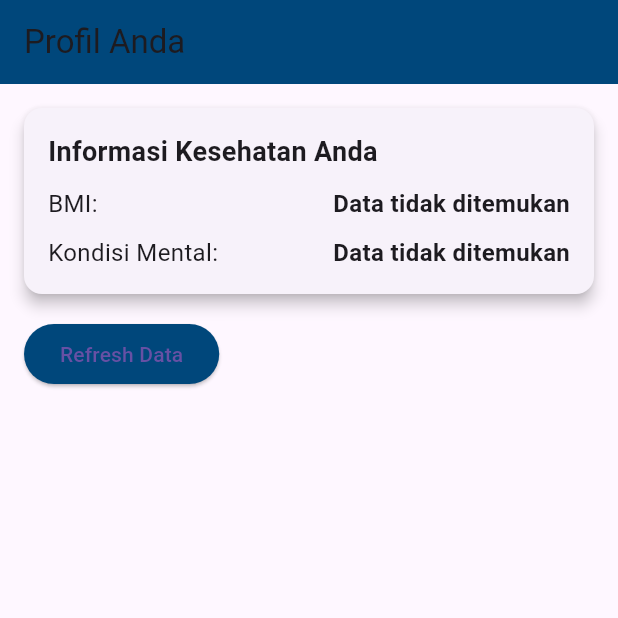
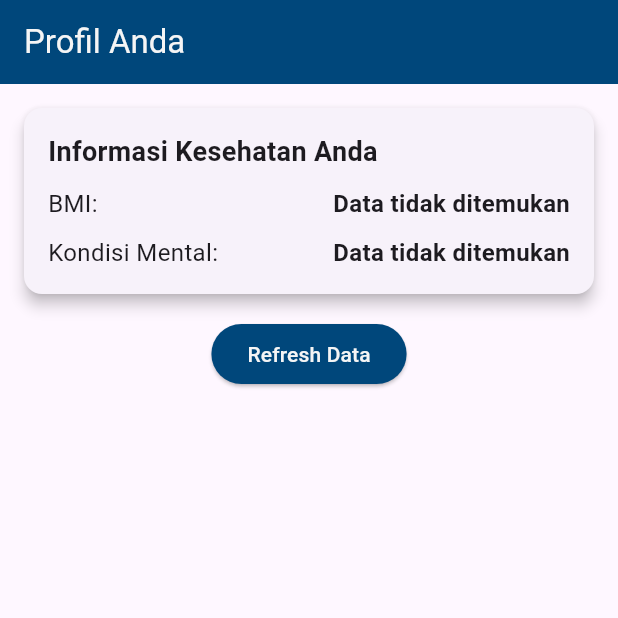
Before and after one commit to ipoelamri/AIHEALTH_FULLSTACK, a Flutter app: the ProfilePage screen opened by its route, on a phone screen of 412 x 824 dp, the top half of it. Run offline on Flutter 3.47's test engine with Material 3 defaults, Android fonts, the phone set to English and light mode, and no system bars; our stand-ins replace flutter_dotenv, get, go_router, shared_preferences; accounts and stored records are empty; network calls fail.

Commit message:
'add fitur check profil database, finishing design, fix bug load data user'

```diff
--- a/frontend/ai_health/lib/drawer/profile.dart
+++ b/frontend/ai_health/lib/drawer/profile.dart
@@ -1,3 +1,4 @@
+import 'package:ai_health/commons/constant.dart';
 import 'package:flutter/material.dart';
 import 'package:ai_health/services/ProfileService.dart';
 import 'package:shared_preferences/shared_preferences.dart';
@@ -64,20 +65,26 @@
   Widget build(BuildContext context) {
     return Scaffold(
       appBar: AppBar(
-        title: Text('Profil Anda'),
+        title: Text(
+          'Profil Anda',
+          style: TextStyle(color: AppColors.WhiteLogo),
+        ),
         backgroundColor: Color(0xFF00477b),
+        iconTheme: IconThemeData(color: AppColors.WhiteLogo),
       ),
       body: Padding(
         padding: const EdgeInsets.all(16.0),
         child: Column(
           crossAxisAlignment: CrossAxisAlignment.start,
           children: [
-            Card(
+            Center(
+              child: Card(
                 elevation: 4,
                 margin: EdgeInsets.only(bottom: 16),
                 child: Padding(
                   padding: const EdgeInsets.all(16.0),
                   child: Column(
+                    mainAxisSize: MainAxisSize.min,
                     crossAxisAlignment: CrossAxisAlignment.start,
                     children: [
                       Text(
@@ -105,7 +112,10 @@
                       Row(
                         mainAxisAlignment: MainAxisAlignment.spaceBetween,
                         children: [
-                        Text('Kondisi Mental:', style: TextStyle(fontSize: 16)),
+                          Text(
+                            'Kondisi Mental:',
+                            style: TextStyle(fontSize: 16),
+                          ),
                           Text(
                             _mentalHealth,
                             style: TextStyle(
@@ -119,12 +129,18 @@
                   ),
                 ),
               ),
-            ElevatedButton(
+            ),
+            Center(
+              child: ElevatedButton(
                 style: ElevatedButton.styleFrom(
                   backgroundColor: Color(0xFF00477b),
                 ),
                 onPressed: fetchData,
-              child: Text('Refresh Data'),
+                child: Text(
+                  'Refresh Data',
+                  style: TextStyle(color: AppColors.WhiteLogo),
+                ),
+              ),
             ),
           ],
         ),
--- a/frontend/ai_health/lib/pages/consult.dart
+++ b/frontend/ai_health/lib/pages/consult.dart
@@ -44,7 +44,10 @@
   @override
   Widget build(BuildContext context) {
     return Scaffold(
-      appBar: AppBar(title: Text("AI Consult")),
+      appBar: AppBar(
+        title: Text("AI Consult", style: TextStyle(color: AppColors.darkBlue)),
+        iconTheme: IconThemeData(color: AppColors.BgLogo),
+      ),
       body: Container(
         decoration: BoxDecoration(
           color: AppColors.BgLogo,
```
Also changed, not shown: frontend/ai_health/lib/pages/BMI.dart (+8 -3 lines), frontend/ai_health/lib/pages/home.dart (+9 -2 lines), frontend/ai_health/lib/pages/mentalhealth.dart (+18 -7 lines), frontend/ai_health/lib/pages/virtualTherapist.dart (+15 -10 lines), 1 other file. Lines whose indentation alone changed are shown as unchanged.
